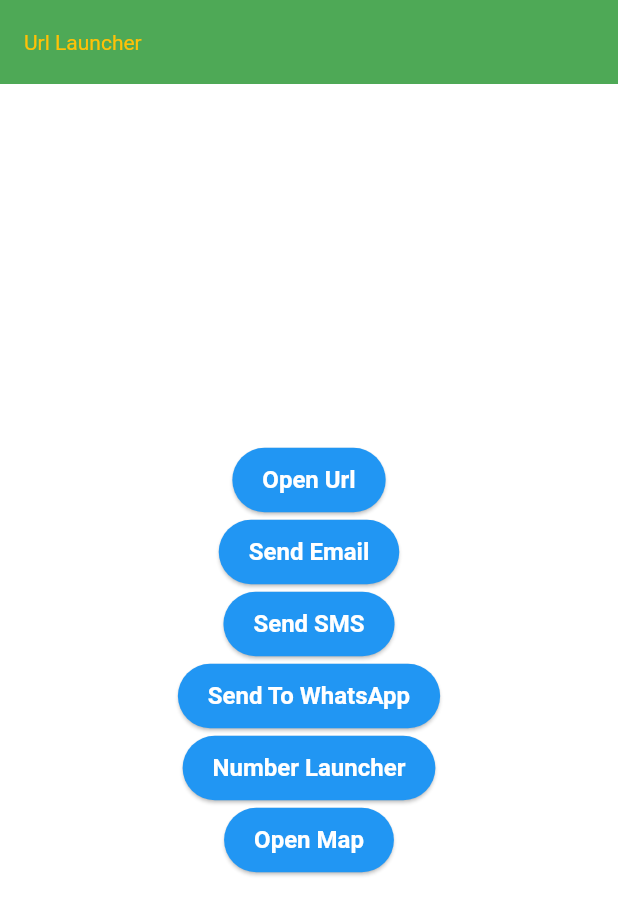
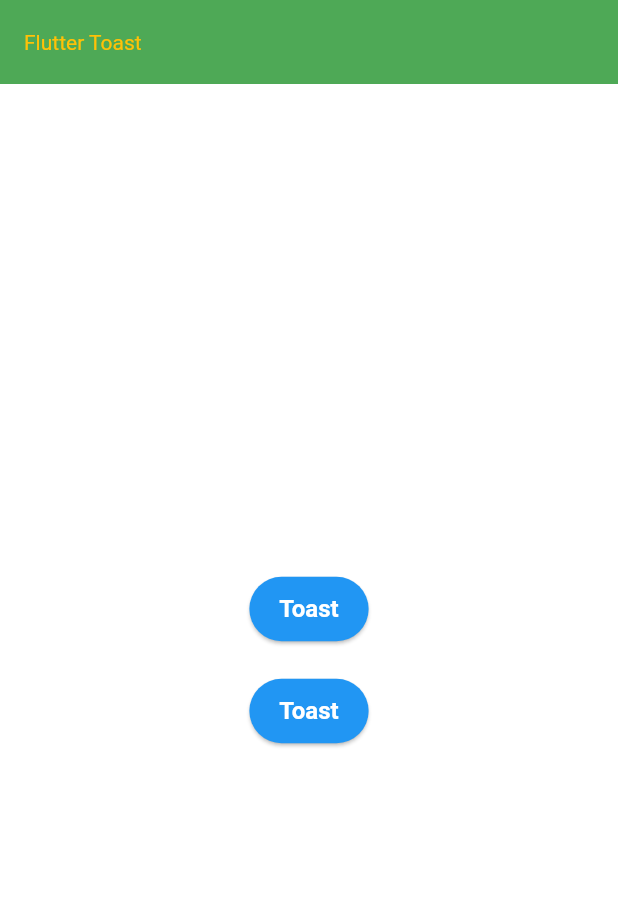
Before and after one commit to alazad214/practice_project, a Flutter app: the screen it shows after launch, on a phone screen of 412 x 824 dp. Shown: the top 915 px of the screen. Run offline on Flutter 3.47's test engine with Material 3 defaults, Android fonts, the light colour scheme and no system bars; drawn by our look-alikes of toastification; our stand-ins replace dotted_border, image_cropper, image_picker, open_file, pdf, qr_flutter and 2 more; missing offline and left inert: appinio_social_share, easy_url_launcher, maps_launcher.

Commit message:
flutter toast added

```diff
--- /dev/null
+++ b/lib/custom_toast/test_toast_screen.dart
@@ -0,0 +1,45 @@
+import 'package:flutter/material.dart';
+import 'package:toastification/toastification.dart';
+
+class TestToastScreen extends StatelessWidget {
+  const TestToastScreen({super.key});
+
+  @override
+  Widget build(BuildContext context) {
+    return Scaffold(
+      appBar: AppBar(
+        title: Text('Flutter Toast'),
+      ),
+      body: Center(
+        child: Column(
+          mainAxisAlignment: MainAxisAlignment.center,
+          children: [
+            ElevatedButton(
+                onPressed: () {
+                  Toastification().show(
+                    title: Text('This is toast!!'),
+                    type: ToastificationType.success,
+                    description: Text(
+                      'This is toast description!!',
+                    ),
+                  );
+                },
+                child: Text('Toast')),
+            SizedBox(height: 20),
+            ElevatedButton(
+                onPressed: () {
+                  Toastification().show(
+                      title: Text('This is toast!!'),
+                      description: Text('This is toast description!!'),
+                      icon: Icon(
+                        Icons.close_rounded,
+                        color: Colors.amber,
+                      ));
+                },
+                child: Text('Toast')),
+          ],
+        ),
+      ),
+    );
+  }
+}
--- a/lib/main.dart
+++ b/lib/main.dart
@@ -1,6 +1,7 @@
 import 'package:flutter/material.dart';
 import 'package:test_project/custom_theme/app_theme.dart';
-import 'package:test_project/url_launcher/url_launcher_screen.dart';
+import 'package:test_project/custom_toast/test_toast_screen.dart';
+import 'package:toastification/toastification.dart';
 import 'custom_theme/custom_theme.dart';
 
 void main() {
@@ -39,11 +40,14 @@ class MyAppState extends State<MyApp> {
 
   @override
   Widget build(BuildContext context) {
-    return MaterialApp(
+    return ToastificationWrapper(
+      child: MaterialApp(
         debugShowCheckedModeBanner: false,
         theme: AppTheme.lightTheme,
         darkTheme: AppTheme.darkTheme,
         themeMode: _isDark ? ThemeMode.dark : ThemeMode.light,
-        home: UrlLauncherScreen());
+        home: TestToastScreen(),
+      ),
+    );
   }
 }
--- a/pubspec.yaml
+++ b/pubspec.yaml
@@ -47,6 +47,10 @@ dependencies:
   dotted_border: ^2.1.0
   crop_your_image: ^2.0.0
   http: ^1.3.0
+  share_plus: ^10.1.4
+  appinio_social_share: ^0.3.2
+  maps_launcher: ^3.0.0+1
+  toastification: ^3.0.2
 
 
 dev_dependencies:
```
Also changed, not shown: lib/social_link/social_link_screen.dart (added, +61 -0 lines), pubspec.lock, 130 other files.
